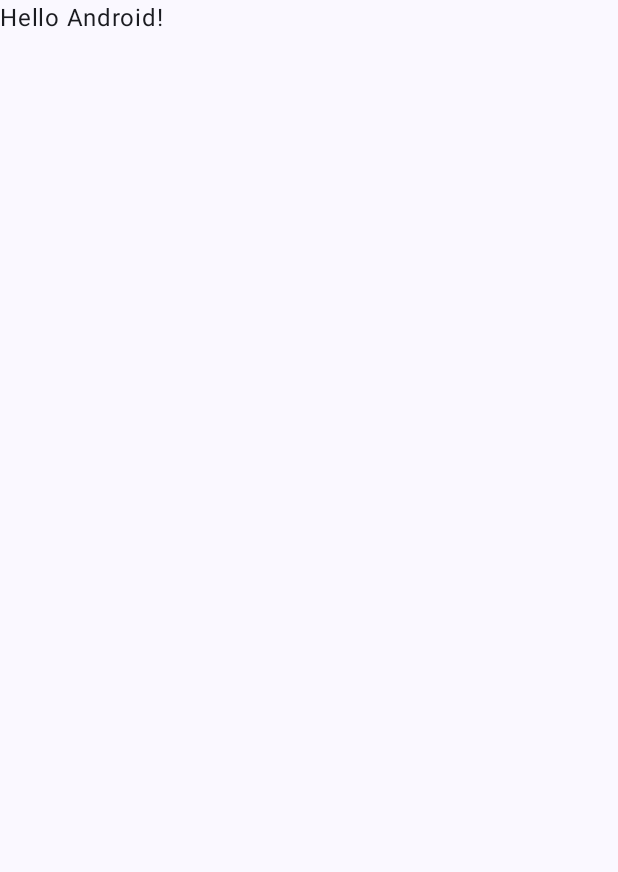
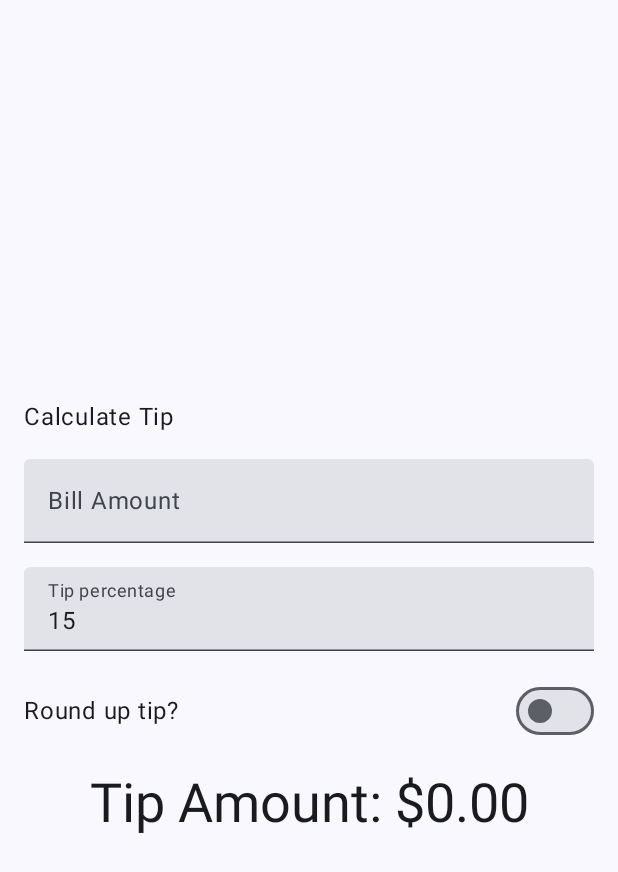
Before and after one commit to Condesso1998/CheckWin_Final, an Android app built with Jetpack Compose: the screen it shows after launch (MainActivity), on a phone screen of 412 x 824 dp. Before the commit the part shown is almost empty. Shown: the top 872 px of the screen. Run offline under Robolectric (Android 15) with nearby library versions, the phone set to English and light mode, and no system bars.

Commit message:
adiçao do trabalho Tip calculater

```diff
--- a/app/src/main/java/pt/ipg/checkwin_final/MainActivity.kt
+++ b/app/src/main/java/pt/ipg/checkwin_final/MainActivity.kt
@@ -1,17 +1,42 @@
 package pt.ipg.checkwin_final
+
+
+
 
 import android.os.Bundle
 import androidx.activity.ComponentActivity
 import androidx.activity.compose.setContent
 import androidx.activity.enableEdgeToEdge
+import androidx.compose.foundation.layout.Arrangement
+import androidx.compose.foundation.layout.Column
+import androidx.compose.foundation.layout.Row
 import androidx.compose.foundation.layout.fillMaxSize
+import androidx.compose.foundation.layout.fillMaxWidth
 import androidx.compose.foundation.layout.padding
+import androidx.compose.foundation.layout.safeDrawingPadding
+import androidx.compose.foundation.layout.statusBarsPadding
+import androidx.compose.foundation.rememberScrollState
+import androidx.compose.foundation.text.KeyboardOptions
+import androidx.compose.foundation.verticalScroll
+import androidx.compose.material3.MaterialTheme
 import androidx.compose.material3.Scaffold
+import androidx.compose.material3.Switch
 import androidx.compose.material3.Text
+import androidx.compose.material3.TextField
 import androidx.compose.runtime.Composable
+import androidx.compose.runtime.getValue
+import androidx.compose.runtime.mutableStateOf
+import androidx.compose.runtime.remember
+import androidx.compose.runtime.setValue
+import androidx.compose.ui.Alignment
 import androidx.compose.ui.Modifier
+import androidx.compose.ui.res.stringResource
+import androidx.compose.ui.text.input.ImeAction
+import androidx.compose.ui.text.input.KeyboardType
 import androidx.compose.ui.tooling.preview.Preview
+import androidx.compose.ui.unit.dp
 import pt.ipg.checkwin_final.ui.theme.CheckWin_FinalTheme
+import java.text.NumberFormat
 
 class MainActivity : ComponentActivity() {
     override fun onCreate(savedInstanceState: Bundle?) {
@@ -20,9 +45,10 @@ class MainActivity : ComponentActivity() {
         setContent {
             CheckWin_FinalTheme {
                 Scaffold(modifier = Modifier.fillMaxSize()) { innerPadding ->
-                    Greeting(
-                        name = "Android",
-                        modifier = Modifier.padding(innerPadding)
+                    TipTimeLayout(
+                        modifier = Modifier
+                            .padding(innerPadding)
+                            .fillMaxSize()
                     )
                 }
             }
@@ -31,17 +57,136 @@ class MainActivity : ComponentActivity() {
 }
 
 @Composable
-fun Greeting(name: String, modifier: Modifier = Modifier) {
-    Text(
-        text = "Hello $name!",
+fun EditNumberField(
+    labelText: String,
+    value: String,
+    onValueChange: (String) -> Unit,
+    action: ImeAction = ImeAction.Next,
+    modifier: Modifier = Modifier
+) {
+    TextField(
+        value = value,
+        onValueChange = onValueChange,
+        label = { Text(text = labelText) },
+        singleLine = true,
+        keyboardOptions = KeyboardOptions.Default.copy(
+            keyboardType = KeyboardType.Number,
+            imeAction = action
+        ),
         modifier = modifier
     )
 }
 
+@Composable
+fun RoundUpTipRow(
+    checked: Boolean,
+    onCheckedChange: (Boolean) -> Unit,
+    modifier: Modifier = Modifier
+) {
+    Row(
+        verticalAlignment = Alignment.CenterVertically,
+        modifier = modifier
+    ) {
+        Text(
+            text = stringResource(R.string.round_up_tip),
+            modifier = Modifier.weight(1.0F)
+        )
+        Switch(
+            checked = checked,
+            onCheckedChange = onCheckedChange
+        )
+    }
+}
+
+@Composable
+fun TipTimeLayout(modifier: Modifier = Modifier) {
+    var amountInput by remember {
+        mutableStateOf("")
+    }
+
+    var tipPercentageInput by remember {
+        mutableStateOf("15")
+    }
+
+    var roundUpTip by remember {
+        mutableStateOf(false)
+    }
+
+    val amount = amountInput.toDoubleOrNull() ?: 0.0
+    val tipPercent = tipPercentageInput.toDoubleOrNull() ?: 0.0
+
+    val tip = calculateTip(amount, tipPercent, roundUpTip)
+
+    Column(
+        modifier = modifier
+            .statusBarsPadding()
+            .padding(horizontal = 16.dp)
+            .verticalScroll(rememberScrollState())
+            .safeDrawingPadding(),
+        horizontalAlignment = Alignment.CenterHorizontally,
+        verticalArrangement = Arrangement.Center
+    ) {
+        Text(
+            text = stringResource(R.string.calculate_tip),
+            modifier = Modifier
+                .padding(bottom = 16.dp)
+                .align(alignment = Alignment.Start)
+        )
+
+        EditNumberField(
+            labelText = stringResource(id = R.string.bill_amount),
+            value = amountInput,
+            onValueChange = { newValue -> amountInput = newValue },
+            modifier = Modifier
+                .fillMaxWidth()
+                .padding(bottom = 16.dp)
+        )
+
+        EditNumberField(
+            labelText = stringResource(R.string.tip_percentage),
+            value = tipPercentageInput,
+            onValueChange = { newValue -> tipPercentageInput = newValue },
+            action = ImeAction.Done,
+            modifier = Modifier
+                .fillMaxWidth()
+                .padding(bottom = 16.dp)
+        )
+
+        RoundUpTipRow(
+            checked = roundUpTip,
+            onCheckedChange = { newValue -> roundUpTip = newValue},
+            modifier = Modifier
+                .fillMaxWidth()
+                .padding(bottom = 16.dp)
+        )
+
+        Text(
+            text = stringResource(R.string.tip_amount, tip),
+            style = MaterialTheme.typography.displaySmall
+        )
+    }
+}
+
 @Preview(showBackground = true)
 @Composable
-fun GreetingPreview() {
+fun TipTimePreview() {
     CheckWin_FinalTheme {
-        Greeting("Android")
+        TipTimeLayout(
+            modifier = Modifier.fillMaxSize()
+        )
     }
 }
+
+private fun calculateTip(
+    amount: Double,
+    tipPercent: Double = 15.0,
+    roundUpTip: Boolean = false
+): String {
+    var tip = (tipPercent / 100) * amount
+
+    if (roundUpTip) {
+        tip = kotlin.math.ceil(tip)
+    }
+
+    return NumberFormat.getCurrencyInstance().format(tip)
+}
--- a/app/src/main/res/values/strings.xml
+++ b/app/src/main/res/values/strings.xml
@@ -1,3 +1,8 @@
 <resources>
     <string name="app_name">CheckWin_Final</string>
+    <string name="calculate_tip">Calculate Tip</string>
+    <string name="bill_amount">Bill Amount</string>
+    <string name="tip_amount">Tip Amount: %s</string>
+    <string name="tip_percentage">Tip percentage</string>
+    <string name="round_up_tip">Round up tip?</string>
 </resources>
```
